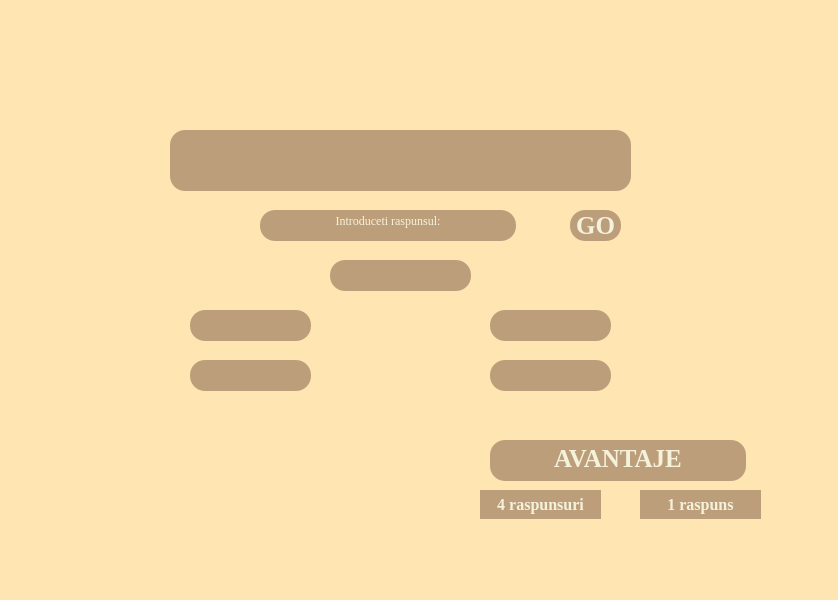
DianaMatei11/ProjectModernCPP---Triviador, file GUI/Start-intermediar/intrebarinumerice.ui: the form before one commit.
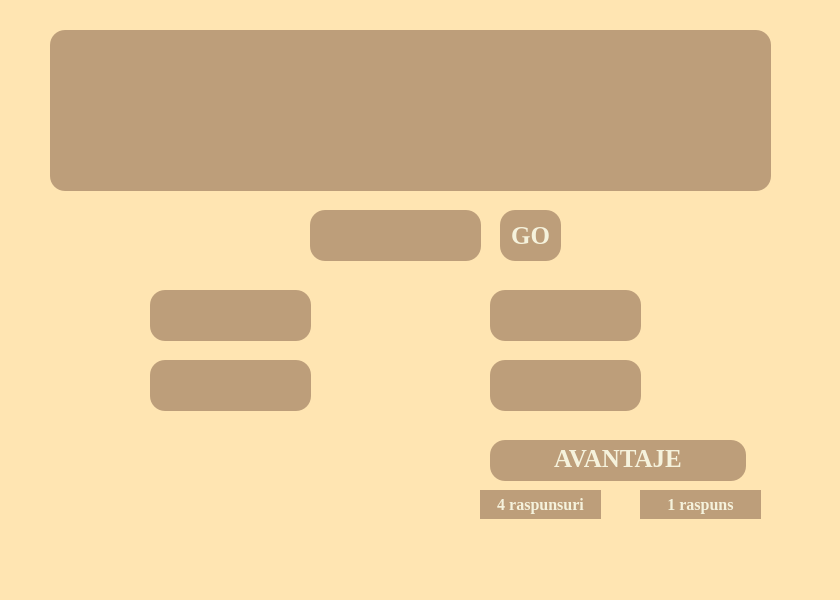
The form after the commit.

What changed in the file:
```diff
--- a/GUI/Start-intermediar/intrebarinumerice.ui
+++ b/GUI/Start-intermediar/intrebarinumerice.ui
@@ -6,7 +6,7 @@
    <rect>
     <x>0</x>
     <y>0</y>
-    <width>838</width>
+    <width>840</width>
     <height>600</height>
    </rect>
   </property>
@@ -23,10 +23,10 @@
    <widget class="QLabel" name="IntrebareNumerica">
     <property name="geometry">
      <rect>
-      <x>170</x>
-      <y>130</y>
-      <width>461</width>
-      <height>61</height>
+      <x>50</x>
+      <y>30</y>
+      <width>721</width>
+      <height>161</height>
      </rect>
     </property>
     <property name="styleSheet">
@@ -38,38 +38,13 @@
      <string/>
     </property>
    </widget>
-   <widget class="QTextBrowser" name="textBrowser">
-    <property name="geometry">
-     <rect>
-      <x>260</x>
-      <y>210</y>
-      <width>256</width>
-      <height>31</height>
-     </rect>
-    </property>
-    <property name="styleSheet">
-     <string notr="true">background-color: rgb(189, 158, 122);
-color: rgb(245, 242, 220); font-size: 25px; font: Bold; font-family:Georgia; border-radius:15px
-</string>
-    </property>
-    <property name="html">
-     <string>&lt;!DOCTYPE HTML PUBLIC &quot;-//W3C//DTD HTML 4.0//EN&quot; &quot;http://www.w3.org/TR/REC-html40/strict.dtd&quot;&gt;
-&lt;html&gt;&lt;head&gt;&lt;meta name=&quot;qrichtext&quot; content=&quot;1&quot; /&gt;&lt;meta charset=&quot;utf-8&quot; /&gt;&lt;style type=&quot;text/css&quot;&gt;
-p, li { white-space: pre-wrap; }
-hr { height: 1px; border-width: 0; }
-li.unchecked::marker { content: &quot;\2610&quot;; }
-li.checked::marker { content: &quot;\2612&quot;; }
-&lt;/style&gt;&lt;/head&gt;&lt;body style=&quot; font-family:'Georgia'; font-size:25px; font-weight:700; font-style:normal;&quot;&gt;
-&lt;p align=&quot;center&quot; style=&quot; margin-top:0px; margin-bottom:0px; margin-left:0px; margin-right:0px; -qt-block-indent:0; text-indent:0px;&quot;&gt;&lt;span style=&quot; font-family:'Segoe UI'; font-size:9pt; font-weight:400;&quot;&gt;Introduceti raspunsul:&lt;/span&gt;&lt;/p&gt;&lt;/body&gt;&lt;/html&gt;</string>
-    </property>
-   </widget>
    <widget class="QLineEdit" name="raspuns_numeric">
     <property name="geometry">
      <rect>
-      <x>330</x>
-      <y>260</y>
-      <width>141</width>
-      <height>31</height>
+      <x>310</x>
+      <y>210</y>
+      <width>171</width>
+      <height>51</height>
      </rect>
     </property>
     <property name="styleSheet">
@@ -143,10 +118,10 @@
    <widget class="QPushButton" name="av0">
     <property name="geometry">
      <rect>
-      <x>190</x>
-      <y>310</y>
-      <width>121</width>
-      <height>31</height>
+      <x>150</x>
+      <y>290</y>
+      <width>161</width>
+      <height>51</height>
      </rect>
     </property>
     <property name="styleSheet">
@@ -161,10 +136,10 @@
    <widget class="QPushButton" name="av1">
     <property name="geometry">
      <rect>
-      <x>190</x>
+      <x>150</x>
       <y>360</y>
-      <width>121</width>
-      <height>31</height>
+      <width>161</width>
+      <height>51</height>
      </rect>
     </property>
     <property name="styleSheet">
@@ -180,9 +155,9 @@
     <property name="geometry">
      <rect>
       <x>490</x>
-      <y>310</y>
-      <width>121</width>
-      <height>31</height>
+      <y>290</y>
+      <width>151</width>
+      <height>51</height>
      </rect>
     </property>
     <property name="styleSheet">
@@ -199,8 +174,8 @@
      <rect>
       <x>490</x>
       <y>360</y>
-      <width>121</width>
-      <height>31</height>
+      <width>151</width>
+      <height>51</height>
      </rect>
     </property>
     <property name="styleSheet">
@@ -215,10 +190,10 @@
    <widget class="QPushButton" name="sendAnswer">
     <property name="geometry">
      <rect>
-      <x>570</x>
+      <x>500</x>
       <y>210</y>
-      <width>51</width>
-      <height>31</height>
+      <width>61</width>
+      <height>51</height>
      </rect>
     </property>
     <property name="styleSheet">
```
Left out of the diff: 4 changed lines with no effect on the pictures.
